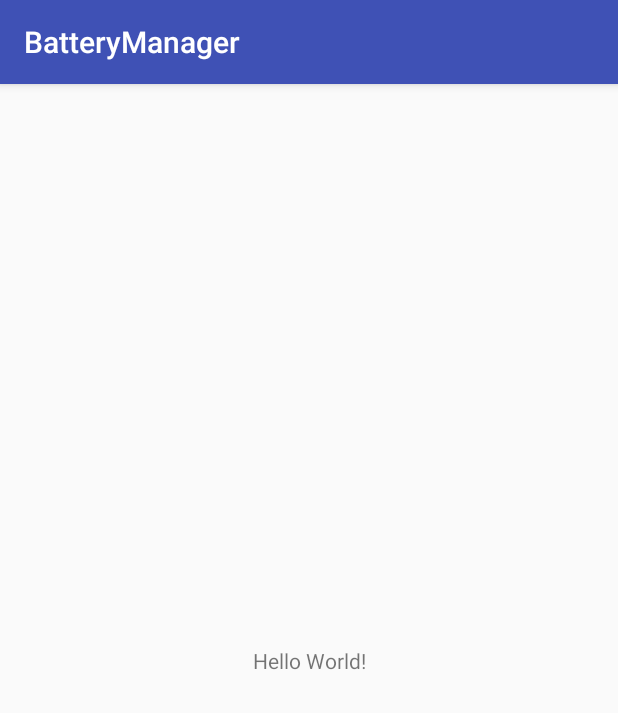
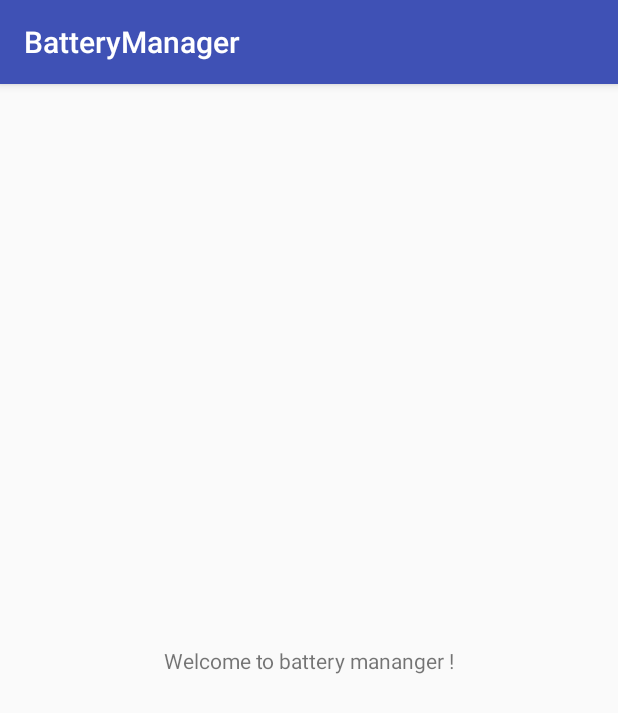
Before and after one commit to ritvikkhanna09/BatteryManager, an Android app: the screen it shows after launch (MainActivity), on a phone screen of 412 x 824 dp. Shown: the top 713 px of the screen. Run offline under Robolectric (Android 15) with nearby library versions, the light colour scheme and no system bars.

Commit message:
initial commit

```diff
--- a/app/src/main/res/layout/activity_main.xml
+++ b/app/src/main/res/layout/activity_main.xml
@@ -9,7 +9,7 @@
     <TextView
         android:layout_width="wrap_content"
         android:layout_height="wrap_content"
-        android:text="Hello World!"
+        android:text="Welcome to battery mananger !"
         app:layout_constraintBottom_toBottomOf="parent"
         app:layout_constraintLeft_toLeftOf="parent"
         app:layout_constraintRight_toRightOf="parent"
```
